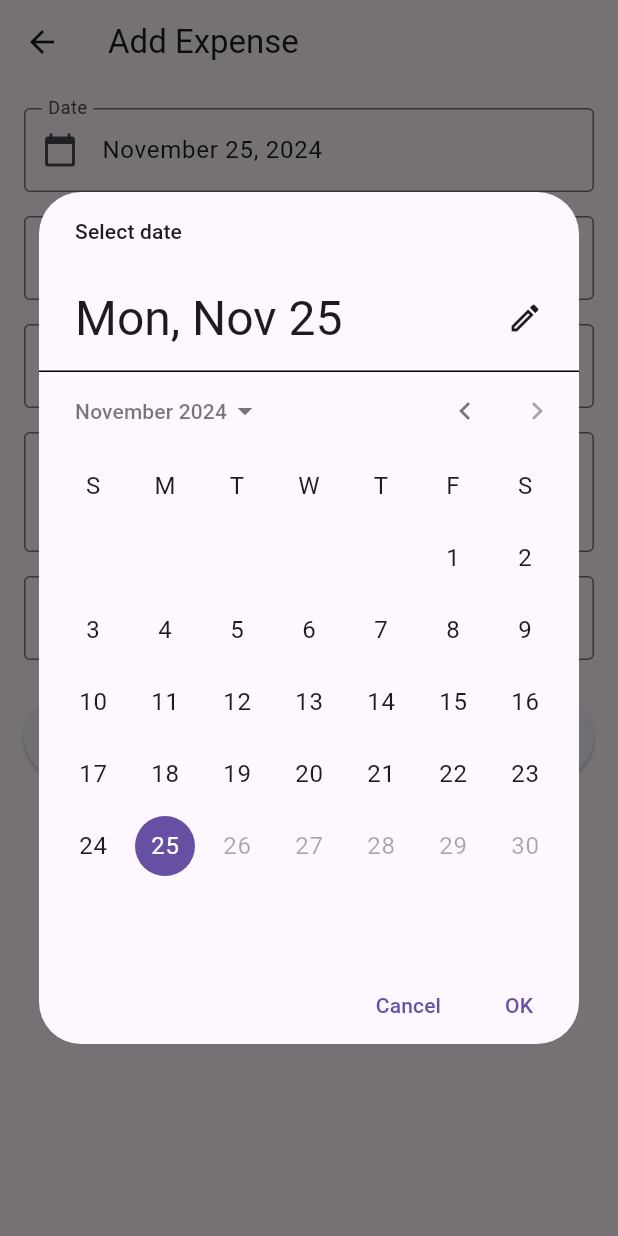
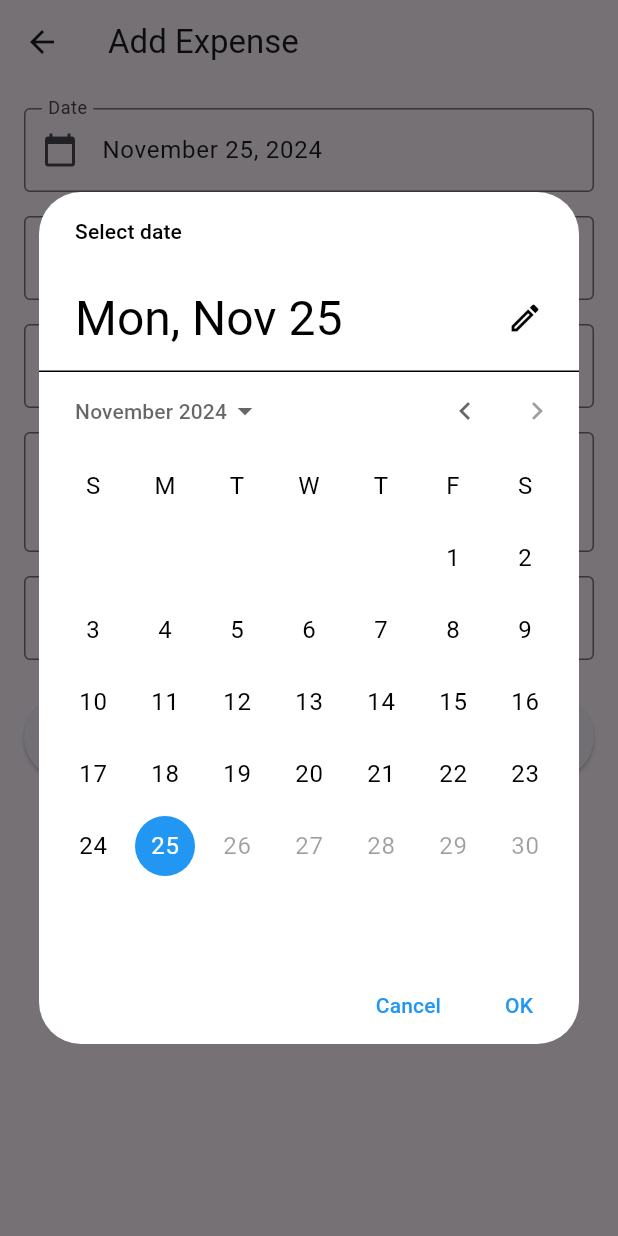
Before and after one commit to DFY-NCSU/CoinCanvas, a Flutter app: the AddExpenseScreen screen opened directly with empty values, after a tap on an icon or button, on a phone screen of 412 x 824 dp. Run offline on Flutter 3.47's test engine with Material 3 defaults, Android fonts, the phone set to English and light mode, and no system bars; our stand-ins replace fl_chart, shared_preferences; accounts and stored records are empty.

Commit message:
Fix bug in dark mode

```diff
--- a/frontend/lib/screens/add_expense_screen.dart
+++ b/frontend/lib/screens/add_expense_screen.dart
@@ -49,6 +49,9 @@ class _AddExpenseScreenState extends State<AddExpenseScreen> {
   ];
 
   Future<void> _selectDate(BuildContext context) async {
+    final ThemeData theme = Theme.of(context);
+    final bool isDarkMode = theme.brightness == Brightness.dark;
+
     final DateTime? picked = await showDatePicker(
       context: context,
       initialDate: _selectedDate,
@@ -57,13 +60,27 @@ class _AddExpenseScreenState extends State<AddExpenseScreen> {
       builder: (context, child) {
         return Theme(
           data: Theme.of(context).copyWith(
-            dialogBackgroundColor: Theme.of(context).scaffoldBackgroundColor,
-            colorScheme: ColorScheme.light(
-              primary: Theme.of(context).primaryColor,
-              onPrimary: Colors.white,
-              surface: Theme.of(context).scaffoldBackgroundColor,
-              onSurface: Theme.of(context).textTheme.bodyLarge?.color ?? Colors.black,
+            colorScheme: isDarkMode
+                ? const ColorScheme.dark(
+                    primary: Colors.blue, // Primary color for selection
+                    onPrimary: Colors.white, // Text color on primary
+                    surface: Color(0xFF303030), // Background color
+                    onSurface: Colors.white, // Regular text color
+                    secondaryContainer: Colors.blue, // Selected item background
+                  )
+                : const ColorScheme.light(
+                    primary: Colors.blue,
+                    onPrimary: Colors.white,
+                    surface: Colors.white,
+                    onSurface: Colors.black,
+                    secondaryContainer: Colors.blue,
+                  ),
+            textButtonTheme: TextButtonThemeData(
+              style: TextButton.styleFrom(
+                foregroundColor: isDarkMode ? Colors.white : Colors.blue, // Button text color
+              ),
             ),
+            dialogBackgroundColor: isDarkMode ? const Color(0xFF303030) : Colors.white,
           ),
           child: child!,
         );
```
Also changed, not shown: frontend/lib/screens/statistics_screen.dart (+103 -48 lines).
